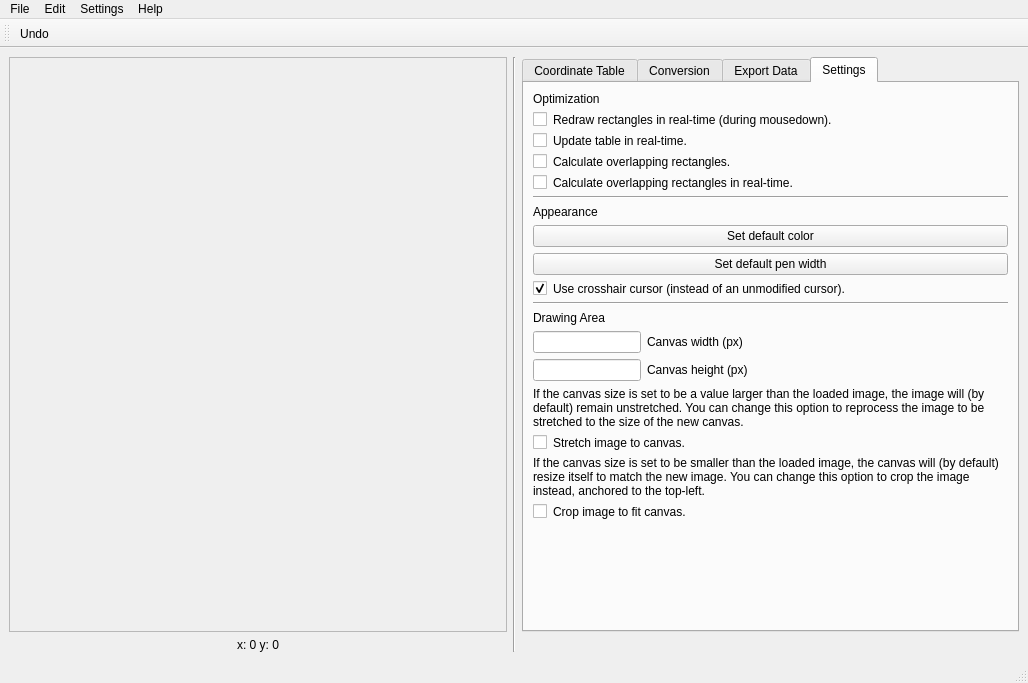
First picture: the form in src/main/resources/base/rectmap.ui, repository lgactna/RectangleMappingTool, before the edit.
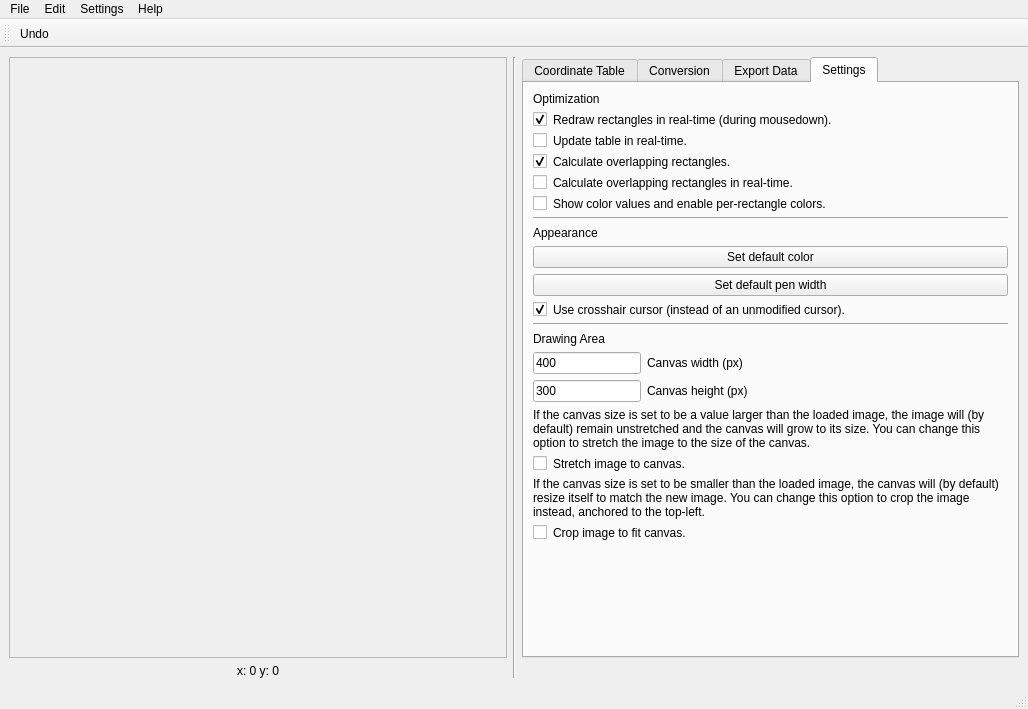
Second picture: the form after the edit.

Commit message: settings base implementation, docstrings

```diff
--- a/src/main/resources/base/rectmap.ui
+++ b/src/main/resources/base/rectmap.ui
@@ -10,7 +10,7 @@
     <x>0</x>
     <y>0</y>
     <width>1028</width>
-    <height>683</height>
+    <height>709</height>
    </rect>
   </property>
   <property name="windowTitle">
@@ -46,7 +46,7 @@
          <x>0</x>
          <y>0</y>
          <width>493</width>
-         <height>559</height>
+         <height>585</height>
         </rect>
        </property>
       </widget>
@@ -497,6 +497,9 @@
           <property name="text">
            <string/>
           </property>
+          <property name="checked">
+           <bool>true</bool>
+          </property>
          </widget>
         </item>
         <item row="1" column="1">
@@ -525,6 +528,9 @@
           <property name="text">
            <string/>
           </property>
+          <property name="checked">
+           <bool>true</bool>
+          </property>
          </widget>
         </item>
         <item row="3" column="1">
@@ -551,58 +557,79 @@
           </property>
          </widget>
         </item>
-        <item row="5" column="0" colspan="2">
-         <widget class="Line" name="line_3">
-          <property name="orientation">
-           <enum>Qt::Horizontal</enum>
-          </property>
-         </widget>
-        </item>
         <item row="6" column="0" colspan="2">
+         <widget class="Line" name="line_3">
+          <property name="orientation">
+           <enum>Qt::Horizontal</enum>
+          </property>
+         </widget>
+        </item>
+        <item row="7" column="0" colspan="2">
          <widget class="QLabel" name="label_11">
           <property name="text">
            <string>Appearance</string>
           </property>
          </widget>
         </item>
-        <item row="7" column="0" colspan="2">
+        <item row="8" column="0" colspan="2">
          <widget class="QPushButton" name="set_color_button">
           <property name="text">
            <string>Set default color</string>
           </property>
          </widget>
         </item>
-        <item row="8" column="0" colspan="2">
+        <item row="9" column="0" colspan="2">
          <widget class="QPushButton" name="set_width_button">
           <property name="text">
            <string>Set default pen width</string>
           </property>
          </widget>
         </item>
-        <item row="10" column="0" colspan="2">
-         <widget class="Line" name="line_2">
-          <property name="minimumSize">
-           <size>
-            <width>0</width>
-            <height>0</height>
-           </size>
+        <item row="10" column="0">
+         <widget class="QCheckBox" name="use_crosshair_checkbox">
+          <property name="text">
+           <string/>
           </property>
-          <property name="orientation">
-           <enum>Qt::Horizontal</enum>
+          <property name="checked">
+           <bool>true</bool>
+          </property>
+         </widget>
+        </item>
+        <item row="10" column="1">
+         <widget class="QLabel" name="label_21">
+          <property name="text">
+           <string>Use crosshair cursor (instead of an unmodified cursor).</string>
           </property>
          </widget>
         </item>
         <item row="11" column="0" colspan="2">
+         <widget class="Line" name="line_2">
+          <property name="minimumSize">
+           <size>
+            <width>0</width>
+            <height>0</height>
+           </size>
+          </property>
+          <property name="orientation">
+           <enum>Qt::Horizontal</enum>
+          </property>
+         </widget>
+        </item>
+        <item row="12" column="0" colspan="2">
          <widget class="QLabel" name="label_5">
           <property name="text">
            <string>Drawing Area</string>
           </property>
          </widget>
         </item>
-        <item row="13" column="0" colspan="2">
+        <item row="14" column="0" colspan="2">
          <layout class="QFormLayout" name="formLayout_3">
           <item row="0" column="0">
-           <widget class="QLineEdit" name="canvas_width_edit"/>
+           <widget class="QLineEdit" name="canvas_width_edit">
+            <property name="text">
+             <string>400</string>
+            </property>
+           </widget>
           </item>
           <item row="0" column="1">
            <widget class="QLabel" name="label_6">
@@ -612,7 +639,11 @@
            </widget>
           </item>
           <item row="1" column="0">
-           <widget class="QLineEdit" name="canvas_height_edit"/>
+           <widget class="QLineEdit" name="canvas_height_edit">
+            <property name="text">
+             <string>300</string>
+            </property>
+           </widget>
           </item>
           <item row="1" column="1">
            <widget class="QLabel" name="label_7">
@@ -623,31 +654,31 @@
           </item>
          </layout>
         </item>
-        <item row="14" column="0" colspan="2">
+        <item row="15" column="0" colspan="2">
          <widget class="QLabel" name="label_14">
           <property name="text">
-           <string>If the canvas size is set to be a value larger than the loaded image, the image will (by default) remain unstretched. You can change this option to reprocess the image to be stretched to the size of the new canvas.</string>
+           <string>If the canvas size is set to be a value larger than the loaded image, the image will (by default) remain unstretched and the canvas will grow to its size. You can change this option to stretch the image to the size of the canvas.</string>
           </property>
           <property name="wordWrap">
            <bool>true</bool>
           </property>
          </widget>
         </item>
-        <item row="15" column="0">
-         <widget class="QCheckBox" name="stretch_img_checkbox">
+        <item row="16" column="0">
+         <widget class="QCheckBox" name="stretch_image_checkbox">
           <property name="text">
            <string/>
           </property>
          </widget>
         </item>
-        <item row="15" column="1">
+        <item row="16" column="1">
          <widget class="QLabel" name="label_17">
           <property name="text">
            <string>Stretch image to canvas.</string>
           </property>
          </widget>
         </item>
-        <item row="16" column="0" colspan="2">
+        <item row="17" column="0" colspan="2">
          <widget class="QLabel" name="label_18">
           <property name="text">
            <string>If the canvas size is set to be smaller than the loaded image, the canvas will (by default) resize itself to match the new image. You can change this option to crop the image instead, anchored to the top-left.</string>
@@ -657,34 +688,31 @@
           </property>
          </widget>
         </item>
-        <item row="17" column="0">
+        <item row="18" column="0">
          <widget class="QCheckBox" name="crop_image_checkbox">
           <property name="text">
            <string/>
           </property>
          </widget>
         </item>
-        <item row="17" column="1">
+        <item row="18" column="1">
          <widget class="QLabel" name="label_20">
           <property name="text">
            <string>Crop image to fit canvas.</string>
           </property>
          </widget>
         </item>
-        <item row="9" column="0">
-         <widget class="QCheckBox" name="checkBox">
+        <item row="5" column="0">
+         <widget class="QCheckBox" name="show_color_checkbox">
           <property name="text">
            <string/>
           </property>
-          <property name="checked">
-           <bool>true</bool>
-          </property>
          </widget>
         </item>
-        <item row="9" column="1">
-         <widget class="QLabel" name="label_21">
+        <item row="5" column="1">
+         <widget class="QLabel" name="label_22">
           <property name="text">
-           <string>Use crosshair cursor (instead of an unmodified cursor).</string>
+           <string>Show color values and enable per-rectangle colors.</string>
           </property>
          </widget>
         </item>
```
Left out of the diff: 31 changed lines with no effect on the pictures. The commit also changes 2 other files.
